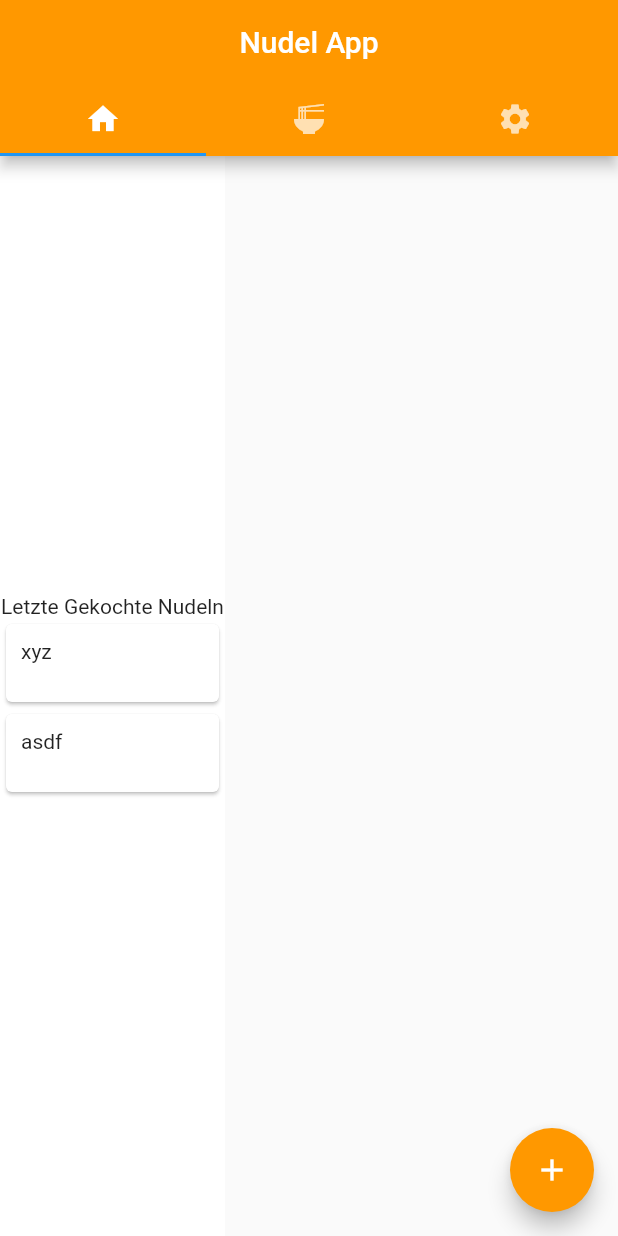
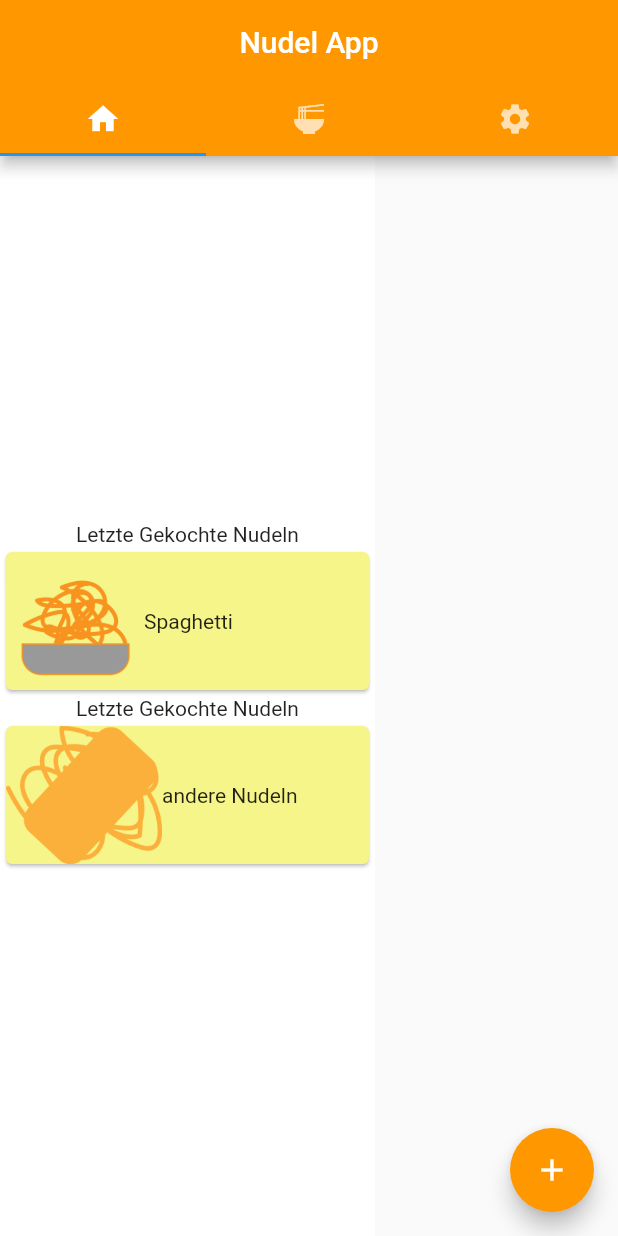
Before and after one commit to Kneschtie/Nudel_App, a Flutter app: the screen it shows after launch, on a phone screen of 412 x 824 dp. Run offline on Flutter 3.47's test engine with Material 2 defaults, Android fonts, the phone set to English and light mode, and no system bars.

Commit message:
letzter Upload für Heute

```diff
--- a/nudel_app/lib/main.dart
+++ b/nudel_app/lib/main.dart
@@ -48,8 +48,11 @@ class _NudelAppState extends State<NudelApp> {
             ),
 
 
-          body: TabBarView(
+          body:
+          TabBarView(
+
             children:  [
+
             page1(),
             page2(),
              page3(),
--- a/nudel_app/lib/page/zuletztgekocht.dart
+++ b/nudel_app/lib/page/zuletztgekocht.dart
@@ -19,8 +19,10 @@ class _page1State extends State<page1> {
         mainAxisAlignment: MainAxisAlignment.center,
         children: [
           Text('Letzte Gekochte Nudeln'),
-          NudelWidget("xyz"),
-          NudelWidget('asdf'),
+          NudelWidget("Spaghetti", "images/spaghetti (1)_Zeichenfläche 1.png"),
+          Text('Letzte Gekochte Nudeln'),
+          NudelWidget("andere Nudeln", "images/andereNudeln.png"),
+          //NudelWidget('asdf'),
         ],
 
 
--- a/nudel_app/lib/widgets.dart
+++ b/nudel_app/lib/widgets.dart
@@ -33,15 +33,31 @@ Widget customAppBAr (String title) {
   }
 
 
-Widget NudelWidget(String xyz){
+Widget NudelWidget(String xyz, String internetadress){
   return Container(
-    height: 60,
-    width: 150,
+
+    height:100,
+    width: 250,
+    //color: Colors.green,
     child: Card(
-      child: Padding(padding: const EdgeInsets.all(10.0),
-      child: Text(xyz)
+    color: Color.fromARGB(255, 245, 245, 138),
+
+
+
+    child: Row(children: [
+        Image.asset(internetadress),
+        Text(xyz),
+
+      ]
+
+
       ),
-      ),
+       ),
+
+
+
+
+
       );
 
 }
```
Also changed, not shown: nudel_app/images/andereNudeln.png (added), nudel_app/images/spaghetti (1)_Zeichenfläche 1.png (added).
